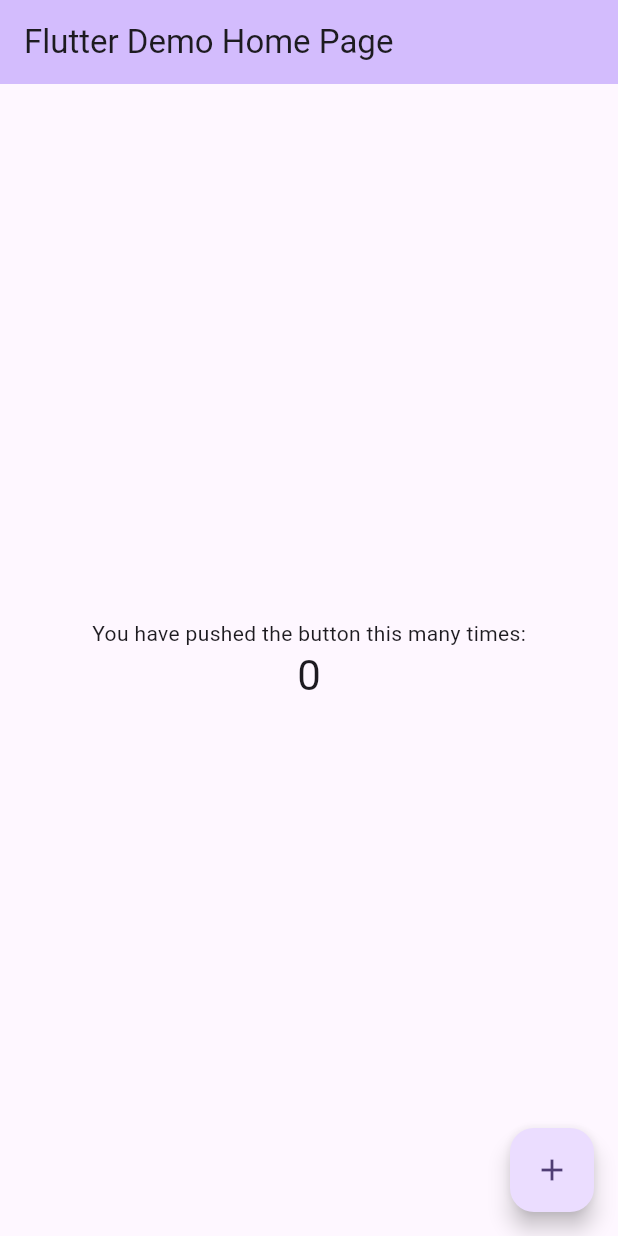
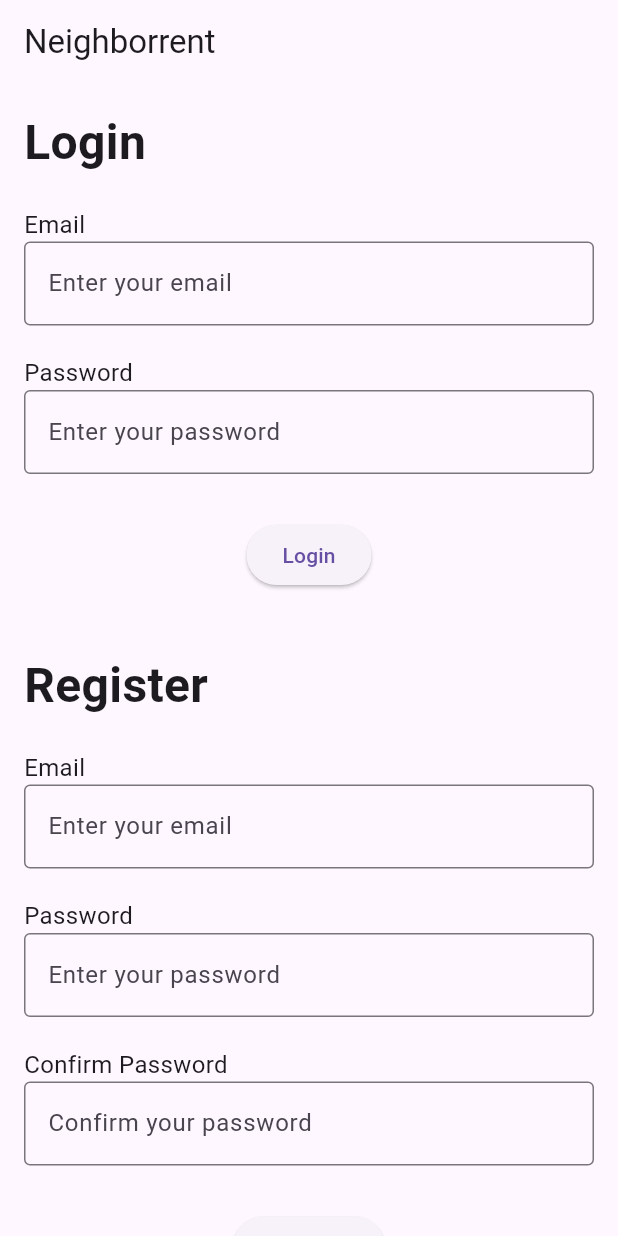
Before and after one commit to MansurSu/Neighborhood, a Flutter app: the screen it shows after launch, on a phone screen of 412 x 824 dp. Run offline on Flutter 3.47's test engine with Material 3 defaults, Android fonts, the phone set to English and light mode, and no system bars.

Commit message:
login/register screen

```diff
--- a/lib/main.dart
+++ b/lib/main.dart
@@ -7,116 +7,109 @@ void main() {
 class MyApp extends StatelessWidget {
   const MyApp({super.key});
 
-  // This widget is the root of your application.
   @override
   Widget build(BuildContext context) {
     return MaterialApp(
-      title: 'Flutter Demo',
-      theme: ThemeData(
-        // This is the theme of your application.
-        //
-        // TRY THIS: Try running your application with "flutter run". You'll see
-        // the application has a purple toolbar. Then, without quitting the app,
-        // try changing the seedColor in the colorScheme below to Colors.green
-        // and then invoke "hot reload" (save your changes or press the "hot
-        // reload" button in a Flutter-supported IDE, or press "r" if you used
-        // the command line to start the app).
-        //
-        // Notice that the counter didn't reset back to zero; the application
-        // state is not lost during the reload. To reset the state, use hot
-        // restart instead.
-        //
-        // This works for code too, not just values: Most code changes can be
-        // tested with just a hot reload.
-        colorScheme: ColorScheme.fromSeed(seedColor: Colors.deepPurple),
-      ),
-      home: const MyHomePage(title: 'Flutter Demo Home Page'),
+      debugShowCheckedModeBanner: false,
+      title: 'Login and Register Screen',
+      theme: ThemeData(primarySwatch: Colors.blue),
+      home: const LoginScreen(),
     );
   }
 }
 
-class MyHomePage extends StatefulWidget {
-  const MyHomePage({super.key, required this.title});
-
-  // This widget is the home page of your application. It is stateful, meaning
-  // that it has a State object (defined below) that contains fields that affect
-  // how it looks.
-
-  // This class is the configuration for the state. It holds the values (in this
-  // case the title) provided by the parent (in this case the App widget) and
-  // used by the build method of the State. Fields in a Widget subclass are
-  // always marked "final".
-
-  final String title;
-
-  @override
-  State<MyHomePage> createState() => _MyHomePageState();
-}
-
-class _MyHomePageState extends State<MyHomePage> {
-  int _counter = 0;
-
-  void _incrementCounter() {
-    setState(() {
-      // This call to setState tells the Flutter framework that something has
-      // changed in this State, which causes it to rerun the build method below
-      // so that the display can reflect the updated values. If we changed
-      // _counter without calling setState(), then the build method would not be
-      // called again, and so nothing would appear to happen.
-      _counter++;
-    });
-  }
+class LoginScreen extends StatelessWidget {
+  const LoginScreen({super.key});
 
   @override
   Widget build(BuildContext context) {
-    // This method is rerun every time setState is called, for instance as done
-    // by the _incrementCounter method above.
-    //
-    // The Flutter framework has been optimized to make rerunning build methods
-    // fast, so that you can just rebuild anything that needs updating rather
-    // than having to individually change instances of widgets.
     return Scaffold(
-      appBar: AppBar(
-        // TRY THIS: Try changing the color here to a specific color (to
-        // Colors.amber, perhaps?) and trigger a hot reload to see the AppBar
-        // change color while the other colors stay the same.
-        backgroundColor: Theme.of(context).colorScheme.inversePrimary,
-        // Here we take the value from the MyHomePage object that was created by
-        // the App.build method, and use it to set our appbar title.
-        title: Text(widget.title),
-      ),
-      body: Center(
-        // Center is a layout widget. It takes a single child and positions it
-        // in the middle of the parent.
+      appBar: AppBar(title: const Text('Neighborrent')),
+      body: SingleChildScrollView(
+        padding: const EdgeInsets.all(16.0),
         child: Column(
-          // Column is also a layout widget. It takes a list of children and
-          // arranges them vertically. By default, it sizes itself to fit its
-          // children horizontally, and tries to be as tall as its parent.
-          //
-          // Column has various properties to control how it sizes itself and
-          // how it positions its children. Here we use mainAxisAlignment to
-          // center the children vertically; the main axis here is the vertical
-          // axis because Columns are vertical (the cross axis would be
-          // horizontal).
-          //
-          // TRY THIS: Invoke "debug painting" (choose the "Toggle Debug Paint"
-          // action in the IDE, or press "p" in the console), to see the
-          // wireframe for each widget.
           mainAxisAlignment: MainAxisAlignment.center,
-          children: <Widget>[
-            const Text('You have pushed the button this many times:'),
-            Text(
-              '$_counter',
-              style: Theme.of(context).textTheme.headlineMedium,
+          crossAxisAlignment: CrossAxisAlignment.start,
+          children: [
+            // Login Section
+            const Text(
+              'Login',
+              style: TextStyle(fontSize: 32, fontWeight: FontWeight.bold),
+            ),
+            const SizedBox(height: 20),
+            const Text('Email', style: TextStyle(fontSize: 16)),
+            TextField(
+              decoration: InputDecoration(
+                border: OutlineInputBorder(),
+                hintText: 'Enter your email',
+              ),
+            ),
+            const SizedBox(height: 20),
+            const Text('Password', style: TextStyle(fontSize: 16)),
+            TextField(
+              obscureText: true,
+              decoration: InputDecoration(
+                border: OutlineInputBorder(),
+                hintText: 'Enter your password',
+              ),
+            ),
+            const SizedBox(height: 30),
+            Center(
+              child: ElevatedButton(
+                onPressed: () {
+                  // Voeg hier je login-functionaliteit toe
+                  print('Login button pressed');
+                },
+                child: const Text('Login'),
+              ),
+            ),
+            const SizedBox(
+              height: 40,
+            ), // Spacing between login and register sections
+            // Register Section
+            const Text(
+              'Register',
+              style: TextStyle(fontSize: 32, fontWeight: FontWeight.bold),
+            ),
+            const SizedBox(height: 20),
+            const Text('Email', style: TextStyle(fontSize: 16)),
+            TextField(
+              decoration: InputDecoration(
+                border: OutlineInputBorder(),
+                hintText: 'Enter your email',
+              ),
+            ),
+            const SizedBox(height: 20),
+            const Text('Password', style: TextStyle(fontSize: 16)),
+            TextField(
+              obscureText: true,
+              decoration: InputDecoration(
+                border: OutlineInputBorder(),
+                hintText: 'Enter your password',
+              ),
+            ),
+            const SizedBox(height: 20),
+            const Text('Confirm Password', style: TextStyle(fontSize: 16)),
+            TextField(
+              obscureText: true,
+              decoration: InputDecoration(
+                border: OutlineInputBorder(),
+                hintText: 'Confirm your password',
+              ),
+            ),
+            const SizedBox(height: 30),
+            Center(
+              child: ElevatedButton(
+                onPressed: () {
+                  // Voeg hier je registratie-functionaliteit toe
+                  print('Register button pressed');
+                },
+                child: const Text('Register'),
+              ),
             ),
           ],
         ),
       ),
-      floatingActionButton: FloatingActionButton(
-        onPressed: _incrementCounter,
-        tooltip: 'Increment',
-        child: const Icon(Icons.add),
-      ), // This trailing comma makes auto-formatting nicer for build methods.
     );
   }
 }
--- a/pubspec.yaml
+++ b/pubspec.yaml
@@ -34,6 +34,8 @@ dependencies:
   # The following adds the Cupertino Icons font to your application.
   # Use with the CupertinoIcons class for iOS style icons.
   cupertino_icons: ^1.0.8
+  flutter_map: ^8.1.1
+  firebase_auth: ^5.5.1
 
 dev_dependencies:
   flutter_test:
```
Also changed, not shown: pubspec.lock, 3 other files.
